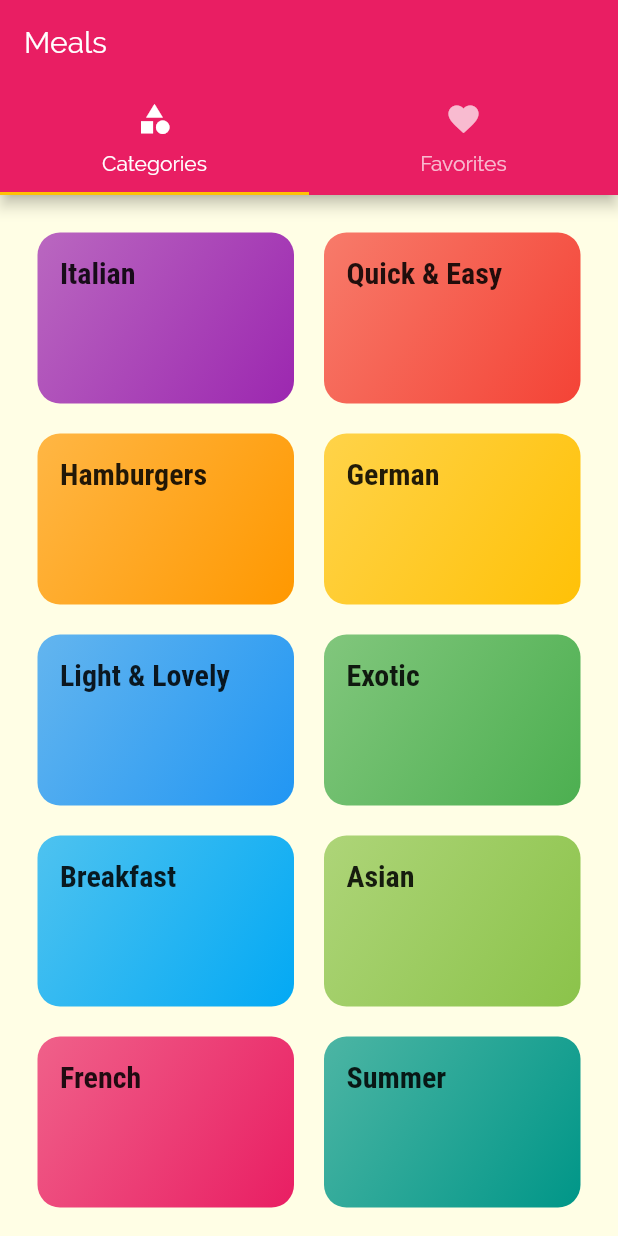
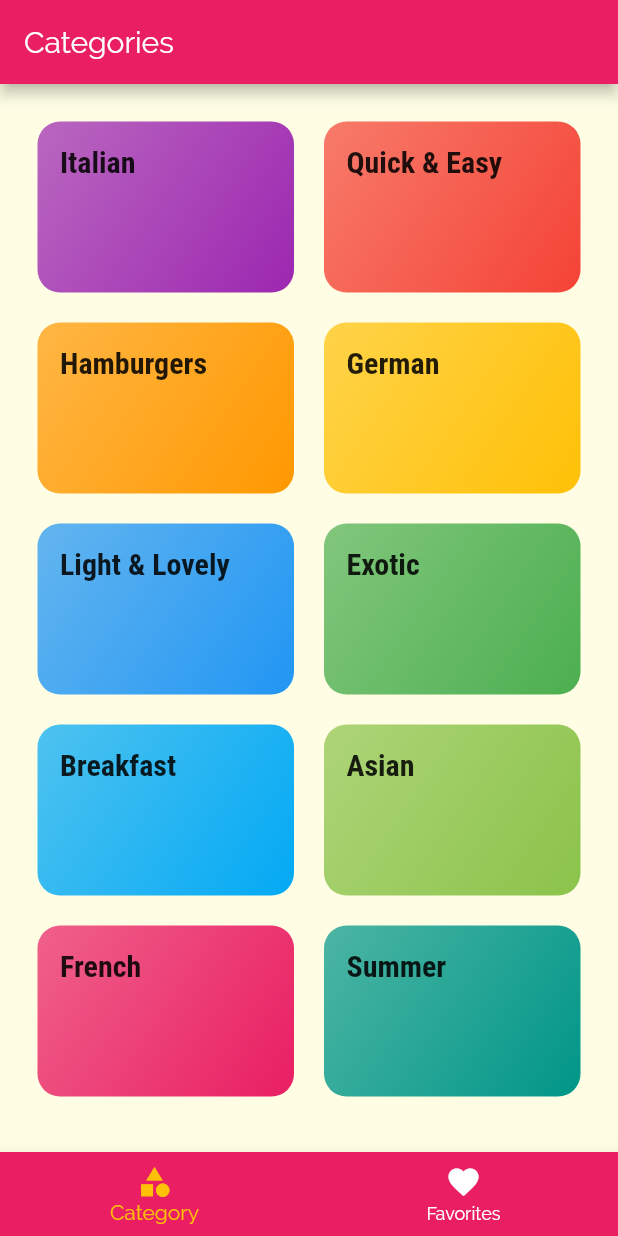
Before and after one commit to FrancaTM/meals-app, a Flutter app: the screen it shows after launch, on a phone screen of 412 x 824 dp. Run offline on Flutter 3.47's test engine with Material 2 defaults, Android fonts, the phone set to English and light mode, and no system bars.

Commit message:
modify layout to use bottom nav bar

```diff
--- a/lib/screens/tabs_screen.dart
+++ b/lib/screens/tabs_screen.dart
@@ -8,32 +8,50 @@ class TabsScreen extends StatefulWidget {
 }
 
 class _TabsScreenState extends State<TabsScreen> {
+  final List<Map<String, Object>> _pages = [
+    {
+      'page': CategoriesScreen(),
+      'title': 'Categories',
+    },
+    {
+      'page': FavoritesScreen(),
+      'title': 'Your Favorites',
+    },
+  ];
+  int _selectedPageIndex = 0;
+
+  void _selectPage(int index) {
+    setState(() {
+      _selectedPageIndex = index;
+    });
+  }
+
   @override
   Widget build(BuildContext context) {
-    return DefaultTabController(
-      length: 2,
-      child: Scaffold(
-        appBar: AppBar(
-          title: Text('Meals'),
-          bottom: TabBar(
-            tabs: <Widget>[
-              Tab(
-                icon: Icon(Icons.category),
-                text: 'Categories',
-              ),
-              Tab(
-                icon: Icon(Icons.favorite),
-                text: 'Favorites',
-              ),
-            ],
+    return Scaffold(
+      appBar: AppBar(
+        title: Text(_pages[_selectedPageIndex]['title']),
+      ),
+      body: _pages[_selectedPageIndex]['page'],
+      bottomNavigationBar: BottomNavigationBar(
+        onTap: _selectPage,
+        backgroundColor: Theme.of(context).primaryColor,
+        currentIndex: _selectedPageIndex,
+        selectedItemColor: Theme.of(context).accentColor,
+        unselectedItemColor: Colors.white,
+        // type: BottomNavigationBarType.shifting,
+        items: [
+          BottomNavigationBarItem(
+            backgroundColor: Theme.of(context).primaryColor,
+            icon: Icon(Icons.category),
+            title: Text('Category'),
           ),
-        ),
-        body: TabBarView(
-          children: <Widget>[
-            CategoriesScreen(),
-            FavoritesScreen(),
-          ],
-        ),
+          BottomNavigationBarItem(
+            backgroundColor: Theme.of(context).primaryColor,
+            icon: Icon(Icons.favorite),
+            title: Text('Favorites'),
+          ),
+        ],
       ),
     );
   }
```
